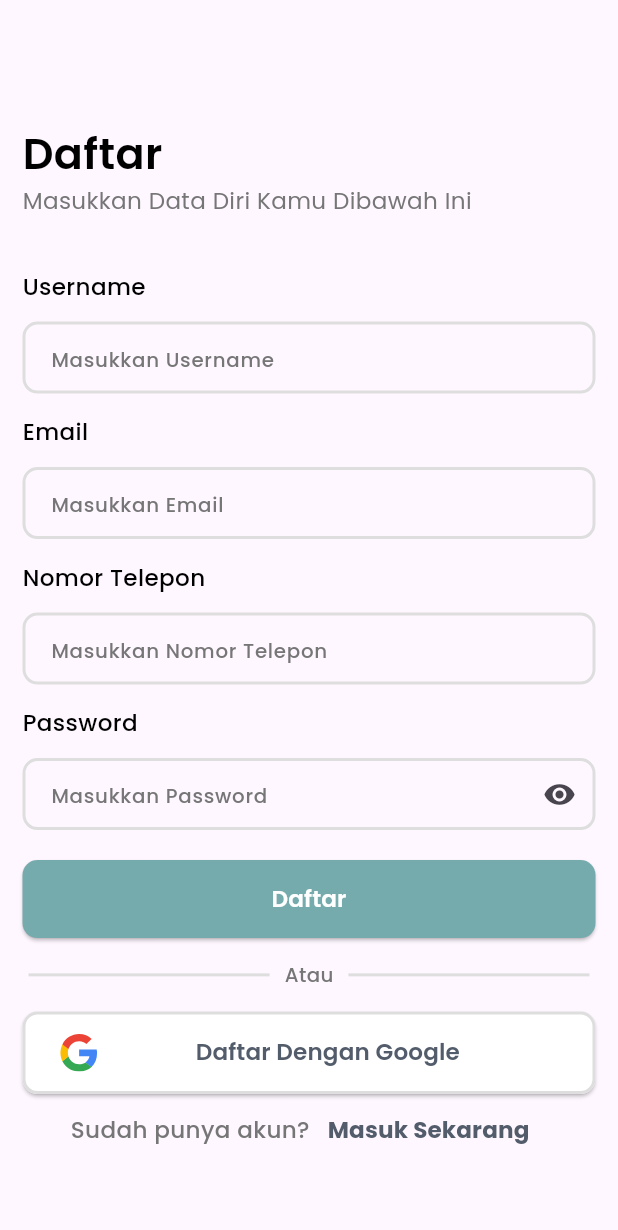
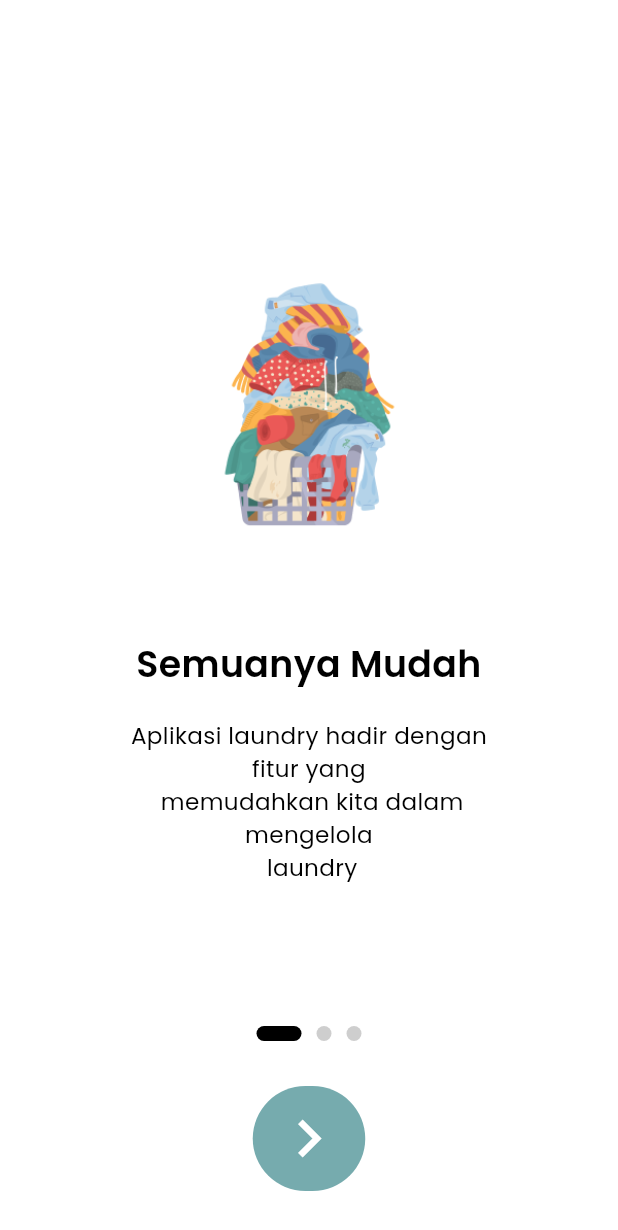
Before and after one commit to PradiptaAhmad/wash_it, a Flutter app: the screen it shows after launch, on a phone screen of 412 x 824 dp. Shown: the top 1230 px of the screen. Run offline on Flutter 3.47's test engine with Material 3 defaults, Android fonts, the phone set to English and light mode, and no system bars; our stand-ins replace flutter_svg, get, get_storage, google_fonts.

Commit message:
feat : [MA] add onboarding

```diff
--- /dev/null
+++ b/lib/infrastructure/navigation/bindings/controllers/splash.controller.binding.dart
@@ -0,0 +1,12 @@
+import 'package:get/get.dart';
+
+import '../../../../presentation/splash_screen/controllers/splash_screen.controller.dart';
+
+class SplashControllerBinding extends Bindings {
+  @override
+  void dependencies() {
+    Get.lazyPut<SplashPageController>(
+          () => SplashPageController(),
+    );
+  }
+}
--- a/lib/infrastructure/navigation/navigation.dart
+++ b/lib/infrastructure/navigation/navigation.dart
@@ -1,6 +1,10 @@
 import 'package:flutter/material.dart';
 
 import 'package:get/get.dart';
+import 'package:wash_it/infrastructure/navigation/bindings/controllers/splash.controller.binding.dart';
+import 'package:wash_it/presentation/onboarding_page/boarding_screen.dart';
+import 'package:wash_it/presentation/splash_screen/controllers/splash_screen.controller.dart';
+import 'package:wash_it/presentation/splash_screen/splash_screen.dart';
 
 import '../../config.dart';
 import '../../presentation/screens.dart';
@@ -27,6 +31,15 @@ class EnvironmentsBadge extends StatelessWidget {
 class Nav {
   static List<GetPage> routes = [
     GetPage(
+      name:  Routes.SPLASH_SCREEN,
+      page:  () => SplashScreen(),
+      binding: SplashControllerBinding(),
+    ),
+    GetPage(
+      name:  Routes.ONBOARDING_PAGE,
+      page:  () => BoardingScreen(),
+    ),
+    GetPage(
       name: Routes.HOME,
       page: () => const HomeScreen(),
       binding: HomeControllerBinding(),
--- a/lib/infrastructure/navigation/routes.dart
+++ b/lib/infrastructure/navigation/routes.dart
@@ -1,10 +1,12 @@
 class Routes {
   static Future<String> get initialRoute async {
     // TODO: implement method
-    return REGISTER_PAGE;
+    return ONBOARDING_PAGE;
   }
 
+  static const ONBOARDING_PAGE = '/boarding_screen';
+  static const SPLASH_SCREEN = '/splash_screen';
   static const HOME = '/home';
-  static const LOGIN_PAGE = '/login-page';
+  static const LOGIN_PAGE = '/login-page.screen';
   static const REGISTER_PAGE = '/register-page';
 }
--- a/lib/presentation/login_page/login_page.screen.dart
+++ b/lib/presentation/login_page/login_page.screen.dart
@@ -11,8 +11,10 @@ import 'controllers/login_page.controller.dart';
 
 class LoginPageScreen extends GetView<LoginPageController> {
   const LoginPageScreen({Key? key}) : super(key: key);
+
   @override
   Widget build(BuildContext context) {
+    final LoginPageController controller = Get.put(LoginPageController());
     double screenHeight = MediaQuery.of(context).size.height;
     double screenWidth = MediaQuery.of(context).size.width;
 
--- /dev/null
+++ b/lib/presentation/onboarding_page/boarding_screen.dart
@@ -0,0 +1,172 @@
+import 'package:flutter/material.dart';
+import 'package:wash_it/infrastructure/theme/themes.dart';
+import 'package:wash_it/presentation/onboarding_page/slider.dart';
+import 'package:wash_it/presentation/login_page/login_page.screen.dart';
+
+class BoardingScreen extends StatefulWidget {
+  @override
+  _BoardingScreenState createState() => _BoardingScreenState();
+}
+
+class _BoardingScreenState extends State<BoardingScreen> {
+  int _currentPage = 0;
+  PageController _controller = PageController();
+
+  List<Widget> _pages = [
+    SliderPage(
+      titleWidget: Column(
+        mainAxisAlignment: MainAxisAlignment.center,
+        children: [
+          Text(
+            "Semuanya Mudah",
+            style: tsTitleLargeSemibold(Colors.black),
+            textAlign: TextAlign.center,
+          ),
+        ],
+      ),
+      bodyWidget: Column(
+        mainAxisAlignment: MainAxisAlignment.center,
+        children: [
+          Text(
+            "Aplikasi laundry hadir dengan fitur yang \n memudahkan kita dalam mengelola \n laundry",
+            style: tsBodyMediumRegular(Colors.black),
+            textAlign: TextAlign.center,
+          ),
+        ],
+      ),
+      image: "assets/bg_boarding/bg_boarding1.png",
+    ),
+    SliderPage(
+      titleWidget: Column(
+        mainAxisAlignment: MainAxisAlignment.center,
+        children: [
+          Text(
+            "Kebersihan Tanpa Repot",
+            style: tsTitleLargeSemibold(Colors.black),
+            textAlign: TextAlign.center,
+          ),
+        ],
+      ),
+      bodyWidget: Column(
+        mainAxisAlignment: MainAxisAlignment.center,
+        children: [
+          Text(
+            "Mulai dari pakaian sehari-hari hingga pakaian formal, kami akan mengurus semuanya untuk Anda dengan cepat dan efisien.",
+            style: tsBodyMediumRegular(Colors.black),
+            textAlign: TextAlign.center,
+          ),
+        ],
+      ),
+      image: "assets/bg_boarding/bg_boarding2.png",
+    ),
+    SliderPage(
+      titleWidget: Column(
+        mainAxisAlignment: MainAxisAlignment.center,
+        children: [
+          Text(
+            "Praktis & Gak Ribet",
+            style: tsTitleLargeSemibold(Colors.black),
+            textAlign: TextAlign.center,
+          ),
+        ],
+      ),
+      bodyWidget: Column(
+        mainAxisAlignment: MainAxisAlignment.center,
+        children: [
+          Text(
+            "Gaperlu jemput pakaian sendiri cukup klik semua pakaian kamu kembali seperti baru beli",
+            style: tsBodyMediumRegular(Colors.black),
+            textAlign: TextAlign.center,
+          ),
+        ],
+      ),
+      image: "assets/bg_boarding/bg_boarding3.png",
+    ),
+  ];
+
+  _onchanged(int index) {
+    setState(() {
+      _currentPage = index;
+    });
+  }
+
+  @override
+  Widget build(BuildContext context) {
+    return Scaffold(
+      body: Stack(
+        children: <Widget>[
+          PageView.builder(
+            scrollDirection: Axis.horizontal,
+            onPageChanged: _onchanged,
+            controller: _controller,
+            itemCount: _pages.length,
+            itemBuilder: (context, int index) {
+              return _pages[index];
+            },
+          ),
+          Column(
+            mainAxisAlignment: MainAxisAlignment.end,
+            children: <Widget>[
+              Row(
+                mainAxisAlignment: MainAxisAlignment.center,
+                children: List<Widget>.generate(_pages.length, (int index) {
+                  return AnimatedContainer(
+                    duration: Duration(milliseconds: 300),
+                    height: 10,
+                    width: (index == _currentPage) ? 30 : 10,
+                    margin: EdgeInsets.symmetric(horizontal: 5, vertical: 30),
+                    decoration: BoxDecoration(
+                      borderRadius: BorderRadius.circular(5),
+                      color: (index == _currentPage) ? Colors.black : Colors.grey.withOpacity(0.5),
+                    ),
+                  );
+                }),
+              ),
+              InkWell(
+                onTap: () {
+                  if (_currentPage == (_pages.length - 1)) {
+                    Navigator.push(
+                      context,
+                      MaterialPageRoute(builder: (context) => LoginPageScreen()),
+                    );
+                  } else {
+                    _controller.nextPage(
+                      duration: Duration(milliseconds: 800),
+                      curve: Curves.easeInOutQuint,
+                    );
+                  }
+                },
+                child: AnimatedContainer(
+                  alignment: Alignment.center,
+                  duration: Duration(milliseconds: 300),
+                  height: 70,
+                  width: (_currentPage == (_pages.length - 1)) ? 200 : 75,
+                  decoration: BoxDecoration(
+                    color: secondaryColor,
+                    borderRadius: BorderRadius.circular(35),
+                  ),
+                  child: (_currentPage == (_pages.length - 1))
+                      ? Text(
+                    "Daftar",
+                    style: TextStyle(
+                      color: Colors.white,
+                      fontSize: 20,
+                    ),
+                  )
+                      : Icon(
+                    Icons.navigate_next,
+                    size: 50,
+                    color: Colors.white,
+                  ),
+                ),
+              ),
+              SizedBox(
+                height: 30,
+              )
+            ],
+          ),
+        ],
+      ),
+    );
+  }
+}
--- /dev/null
+++ b/lib/presentation/onboarding_page/slider.dart
@@ -0,0 +1,42 @@
+import 'package:flutter/material.dart';
+import 'package:flutter_svg/svg.dart';
+
+class SliderPage extends StatelessWidget {
+  final Widget titleWidget;
+  final Widget bodyWidget;
+  final String image;
+
+  SliderPage({required this.titleWidget, required this.bodyWidget, required this.image});
+
+  @override
+  Widget build(BuildContext context) {
+    double width = MediaQuery.of(context).size.width;
+
+    return Container(
+      color: Colors.white,
+      child: Column(
+        mainAxisAlignment: MainAxisAlignment.center,
+        children: <Widget>[
+          Container(
+            margin: EdgeInsets.only(bottom: 60),
+            child: Image.asset(
+              image,
+              width: width * 0.6,
+            ),
+          ),
+          titleWidget,
+          SizedBox(
+            height: 20,
+          ),
+          Padding(
+            padding: const EdgeInsets.symmetric(horizontal: 80),
+            child: bodyWidget,
+          ),
+          SizedBox(
+            height: 60,
+          ),
+        ],
+      ),
+    );
+  }
+}
--- a/lib/presentation/screens.dart
+++ b/lib/presentation/screens.dart
@@ -1,3 +1,4 @@
+export 'package:wash_it/presentation/onboarding_page/boarding_screen.dart';
 export 'package:wash_it/presentation/home/home.screen.dart';
 export 'package:wash_it/presentation/login_page/login_page.screen.dart';
 export 'package:wash_it/presentation/register_page/register_page.screen.dart';
--- /dev/null
+++ b/lib/presentation/splash_screen/controllers/splash_screen.controller.dart
@@ -0,0 +1,19 @@
+import 'dart:convert';
+
+import 'package:get/get.dart';
+import 'package:get_storage/get_storage.dart';
+import 'package:wash_it/config.dart';
+import 'package:http/http.dart' as http;
+import 'package:wash_it/infrastructure/navigation/routes.dart';
+import 'package:wash_it/infrastructure/theme/themes.dart';
+
+class SplashPageController extends GetxController {
+  @override
+  void onInit() {
+    // TODO: implement onInit
+    super.onInit();
+    Future.delayed(Duration(seconds: 3), () {
+      Get.offNamed(Routes.LOGIN_PAGE);
+    });
+  }
+}
--- /dev/null
+++ b/lib/presentation/splash_screen/splash_screen.dart
@@ -0,0 +1,29 @@
+import 'package:flutter/material.dart';
+
+class SplashScreen extends StatelessWidget {
+  const SplashScreen({Key? key}) : super(key: key);
+
+  @override
+  Widget build(BuildContext context) {
+    return Scaffold(
+      backgroundColor: Colors.blue,
+      body: Center(
+        child: Column(
+          mainAxisAlignment: MainAxisAlignment.center,
+          children: <Widget>[
+            FlutterLogo(size: 100),
+            SizedBox(height: 24),
+            Text(
+              'Splash Screen',
+              style: TextStyle(
+                color: Colors.white,
+                fontSize: 24,
+                fontWeight: FontWeight.bold,
+              ),
+            ),
+          ],
+        ),
+      ),
+    );
+  }
+}
--- a/pubspec.yaml
+++ b/pubspec.yaml
@@ -10,6 +10,7 @@ dependencies:
   get_cli: any
   get: 4.6.6
   google_fonts: any
+  introduction_screen: any
   http: any
   get_storage: any
   flutter_svg: any
@@ -25,4 +26,4 @@ flutter:
 
   assets:
   - assets/icons/
-  - assets/images/
+  - assets/bg_boarding/
```
Also changed, not shown: assets/bg_boarding/bg_boarding1.png (added), assets/bg_boarding/bg_boarding2.png (added), assets/bg_boarding/bg_boarding3.png (added), lib/infrastructure/navigation/bindings/controllers/controllers_bindings.dart (line endings or trailing spaces), pubspec.lock.
